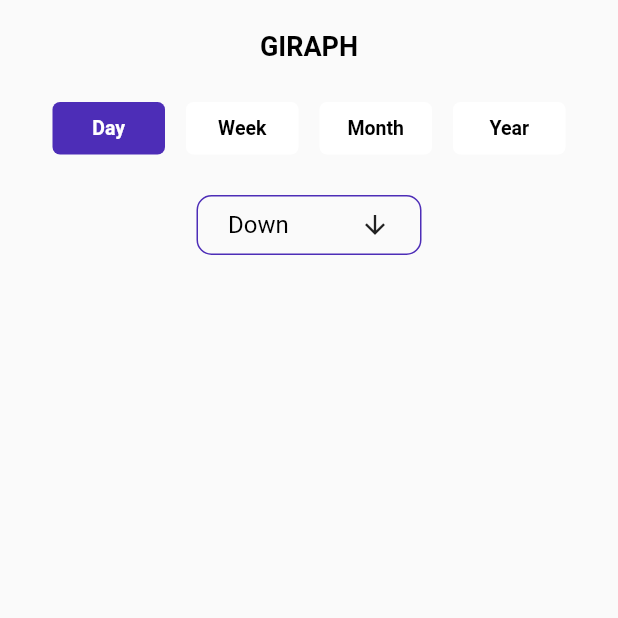
After one commit to Austin-JKY/Exp_App_WilliamAiden, a Flutter app: the screen it shows after launch, after a tap on "HISTORY", on a phone screen of 412 x 824 dp, the top half of it. The commit adds this screen. Run offline on Flutter 3.47's test engine with Material 2 defaults, Android fonts, the light colour scheme and no system bars; our stand-ins replace go_router.

Commit message:
giraph ui

```diff
--- a/lib/core/route/app_route.dart
+++ b/lib/core/route/app_route.dart
@@ -1,5 +1,6 @@
 import 'package:flutter/material.dart';
 import 'package:go_router/go_router.dart';
+import 'package:my_app_fi/module/giraph/giraph.dart';
 import 'package:my_app_fi/module/home/home.dart';
 
 class AppRouter {
@@ -19,6 +20,14 @@ class AppRouter {
         pageBuilder: (context, state) {
           return routeWithTransition(
             child: const Home(),
+          );
+        },
+      ),
+      GoRoute(
+        path: RouteConstants.giraph,
+        pageBuilder: (context, state) {
+          return routeWithTransition(
+            child: const Giraph(),
           );
         },
       ),
@@ -52,4 +61,5 @@ class AppRouter {
 
 class RouteConstants {
   static const String root = "/";
+  static const String giraph = "/giraph";
 }
--- /dev/null
+++ b/lib/module/giraph/giraph.dart
@@ -0,0 +1,110 @@
+import 'package:flutter/material.dart';
+import 'package:my_app_fi/core/utils/colors.dart';
+
+class Giraph extends StatefulWidget {
+  const Giraph({super.key});
+
+  @override
+  State<Giraph> createState() => _GiraphState();
+}
+
+class _GiraphState extends State<Giraph> {
+  @override
+  Widget build(BuildContext context) {
+    List day = ['Day', 'Week', 'Month', 'Year'];
+    int index_color = 0;
+    return SafeArea(
+      child: Scaffold(
+        body: CustomScrollView(
+          slivers: [
+            SliverToBoxAdapter(
+              child: Column(children: [
+                SizedBox(
+                  height: 20,
+                ),
+                Text(
+                  "GIRAPH",
+                  style: TextStyle(
+                    color: Colors.black,
+                    fontSize: 18,
+                    fontWeight: FontWeight.bold,
+                  ),
+                ),
+                SizedBox(
+                  height: 20,
+                ),
+                Row(
+                  mainAxisAlignment: MainAxisAlignment.center,
+                  children: [
+                    ...List.generate(4, (int index) {
+                      return GestureDetector(
+                        onTap: () {
+                          setState(() {
+                            index_color = index;
+                            print(index_color);
+                          });
+                        },
+                        child: Container(
+                          margin: EdgeInsets.all(7),
+                          width: 75,
+                          height: 35,
+                          alignment: Alignment.center,
+                          decoration: BoxDecoration(
+                            color:
+                                index_color == index ? homeBody : Colors.white,
+                            borderRadius: BorderRadius.circular(5),
+                          ),
+                          child: Text(
+                            day[index],
+                            style: TextStyle(
+                              color: index_color == index
+                                  ? Colors.white
+                                  : Colors.black,
+                              fontSize: 13,
+                              fontWeight: FontWeight.w700,
+                            ),
+                          ),
+                        ),
+                      );
+                    })
+                  ],
+                ),
+                const SizedBox(
+                  height: 20,
+                ),
+                Container(
+                  width: 150,
+                  height: 40,
+                  alignment: Alignment.center,
+                  decoration: BoxDecoration(
+                    borderRadius: BorderRadius.circular(10),
+                    border: Border.all(color: homeBody),
+                  ),
+                  child: Container(
+                    margin: EdgeInsets.symmetric(horizontal: 20),
+                    child: Row(
+                      mainAxisAlignment: MainAxisAlignment.spaceBetween,
+                      children: [
+                        Text(
+                          "Down",
+                          style: TextStyle(
+                            color: Colors.black,
+                            fontSize: 16,
+                          ),
+                        ),
+                        Icon(
+                          Icons.arrow_downward_outlined,
+                          size: 20,
+                        )
+                      ],
+                    ),
+                  ),
+                )
+              ]),
+            ),
+          ],
+        ),
+      ),
+    );
+  }
+}
--- a/lib/module/home/home.dart
+++ b/lib/module/home/home.dart
@@ -1,4 +1,5 @@
 import 'package:flutter/material.dart';
+import 'package:go_router/go_router.dart';
 import 'package:my_app_fi/core/utils/colors.dart';
 import 'package:my_app_fi/core/utils/model/money_list.dart';
 import 'package:my_app_fi/module/widget/home_head.dart';
@@ -22,11 +23,16 @@ class Home extends StatelessWidget {
               child: Row(
                 mainAxisAlignment: MainAxisAlignment.spaceBetween,
                 children: [
-                  Text(
-                    "HISTORY",
-                    style: TextStyle(
-                      fontSize: 20,
-                      fontWeight: FontWeight.bold,
+                  GestureDetector(
+                    onTap: () {
+                      context.go('/giraph');
+                    },
+                    child: Text(
+                      "HISTORY",
+                      style: TextStyle(
+                        fontSize: 20,
+                        fontWeight: FontWeight.bold,
+                      ),
                     ),
                   ),
                   Text(
--- a/pubspec.yaml
+++ b/pubspec.yaml
@@ -36,6 +36,7 @@ dependencies:
   # Use with the CupertinoIcons class for iOS style icons.
   cupertino_icons: ^1.0.2
   go_router: ^10.1.2
+  syncfusion_flutter_charts: ^22.2.12
 
 dev_dependencies:
   flutter_test:
```
Also changed, not shown: pubspec.lock.
